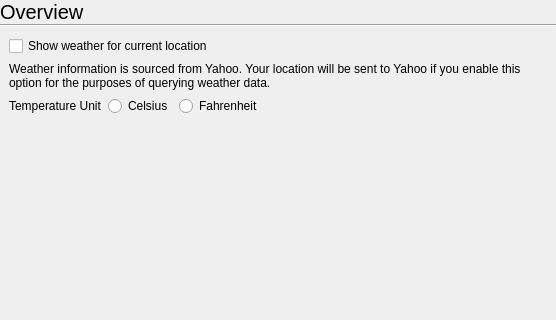
First picture: the form in statuscenter/OverviewPane/overviewsettings.ui, repository vicr123/theshell, before the edit; both pictures show x 0 to 556 and y 0 to 320 of the 556 by 508 pixel window.
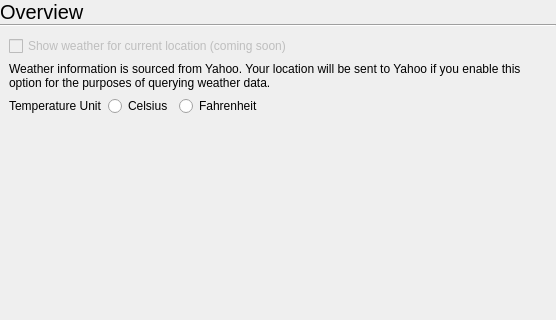
Second picture: the form after the edit.

Commit message: Disable weather since Yahoo API is deprecated

Diff of the .ui file:
```diff
--- a/statuscenter/OverviewPane/overviewsettings.ui
+++ b/statuscenter/OverviewPane/overviewsettings.ui
@@ -80,8 +80,11 @@
      </item>
      <item row="0" column="0">
       <widget class="QCheckBox" name="weatherCheckBox">
+       <property name="enabled">
+        <bool>false</bool>
+       </property>
        <property name="text">
-        <string>Show weather for current location</string>
+        <string>Show weather for current location (coming soon)</string>
        </property>
       </widget>
      </item>
```
The commit also changes 24 other files.
